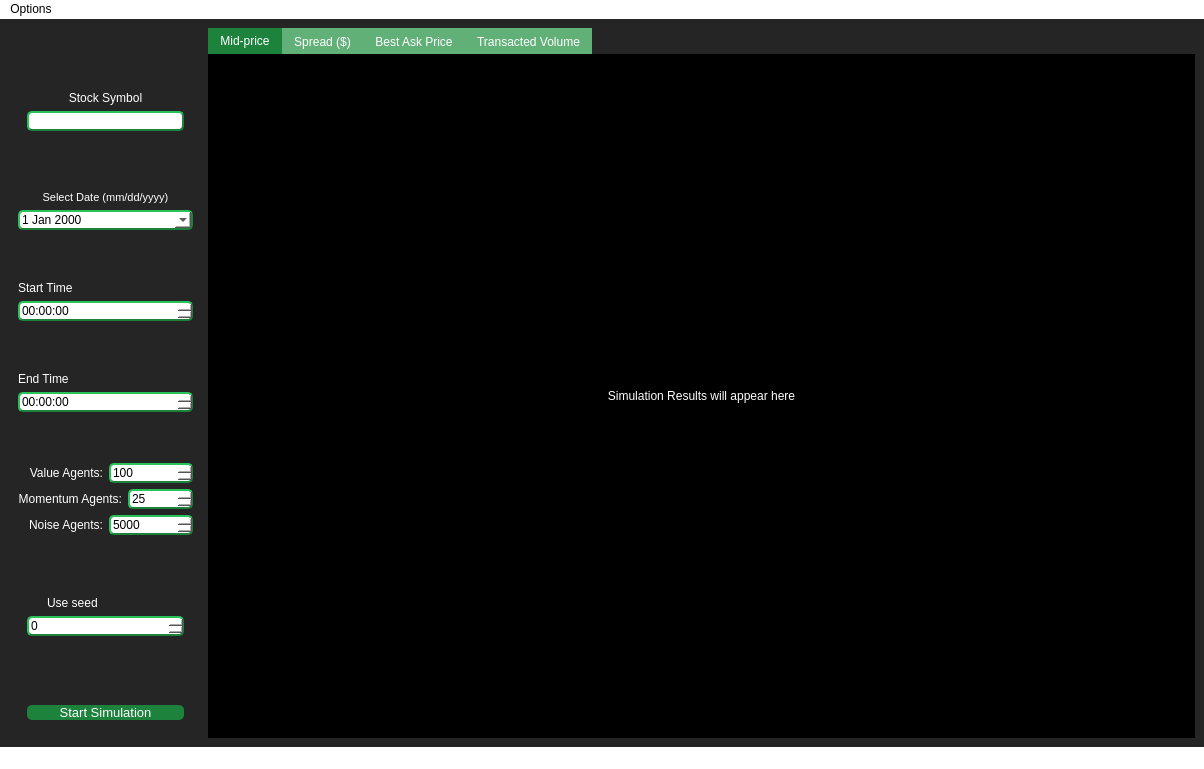
Before: the Qt Designer form widgets/UI/RMSC03_Future.ui in JV-FIU/Agent-Based-Stock-Market-Simulator, drawn with Qt 5.
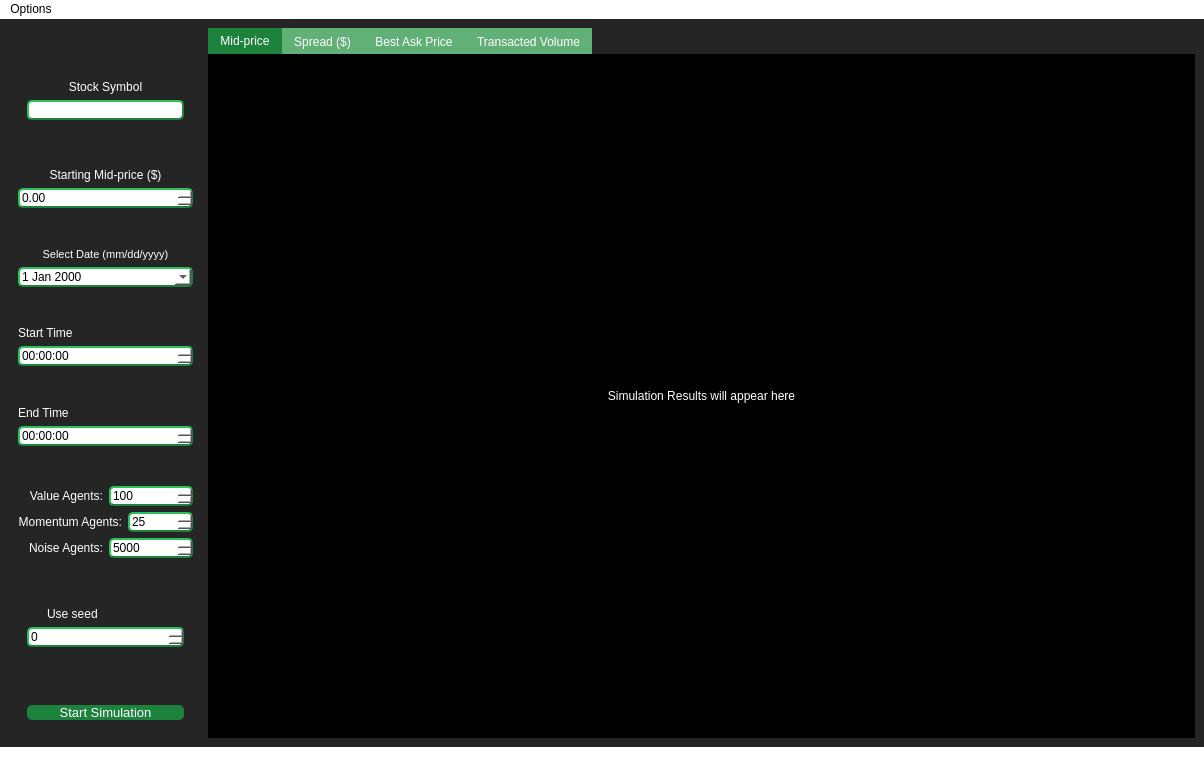
After: the same form once the commit is applied.

```diff
--- a/widgets/UI/RMSC03_Future.ui
+++ b/widgets/UI/RMSC03_Future.ui
@@ -41,7 +41,7 @@
 }
 
 
-#stockSymbol, #endTime, #startTime, #simDate, #seedSelector, #noiseAgents, #valueAgents, #momentumAgents {
+#stockSymbol, #endTime, #startTime, #simDate, #seedSelector, #noiseAgents, #valueAgents, #momentumAgents, #startingPrice {
     background-color: white;
     border-style: outset;
     border-width: 2px;
@@ -275,6 +275,43 @@
          </layout>
         </widget>
        </item>
+       <item>
+        <spacer name="verticalSpacer_8">
+         <property name="orientation">
+          <enum>Qt::Vertical</enum>
+         </property>
+         <property name="sizeHint" stdset="0">
+          <size>
+           <width>20</width>
+           <height>40</height>
+          </size>
+         </property>
+        </spacer>
+       </item>
+       <item>
+        <layout class="QVBoxLayout" name="verticalLayout_3">
+         <item>
+          <widget class="QLabel" name="label_7">
+           <property name="text">
+            <string>Starting Mid-price ($)</string>
+           </property>
+           <property name="alignment">
+            <set>Qt::AlignBottom|Qt::AlignHCenter</set>
+           </property>
+          </widget>
+         </item>
+         <item>
+          <widget class="QDoubleSpinBox" name="startingPrice">
+           <property name="prefix">
+            <string/>
+           </property>
+           <property name="maximum">
+            <double>99999999999.990005493164063</double>
+           </property>
+          </widget>
+         </item>
+        </layout>
+       </item>
        <item>
         <spacer name="verticalSpacer_7">
          <property name="orientation">
```
